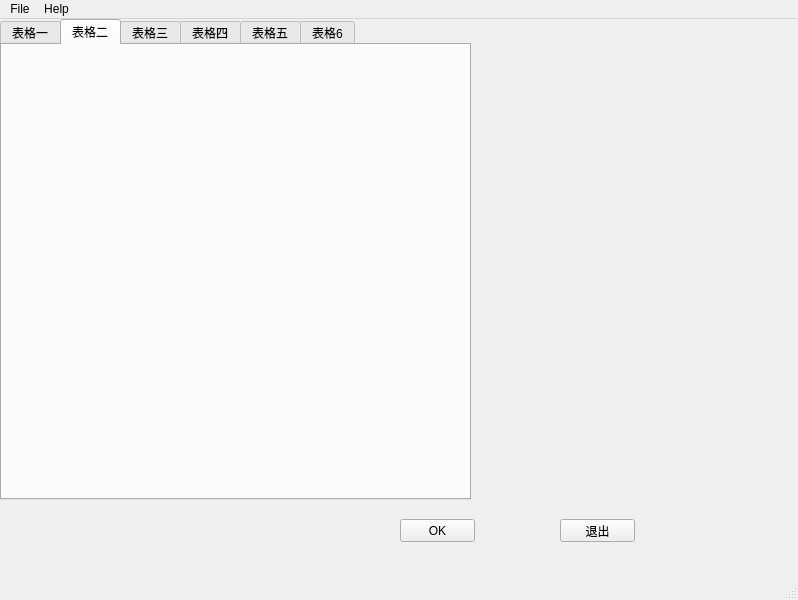
Before: the Qt Designer form TestUi.ui in hotonion/learngit, drawn with Qt 5.
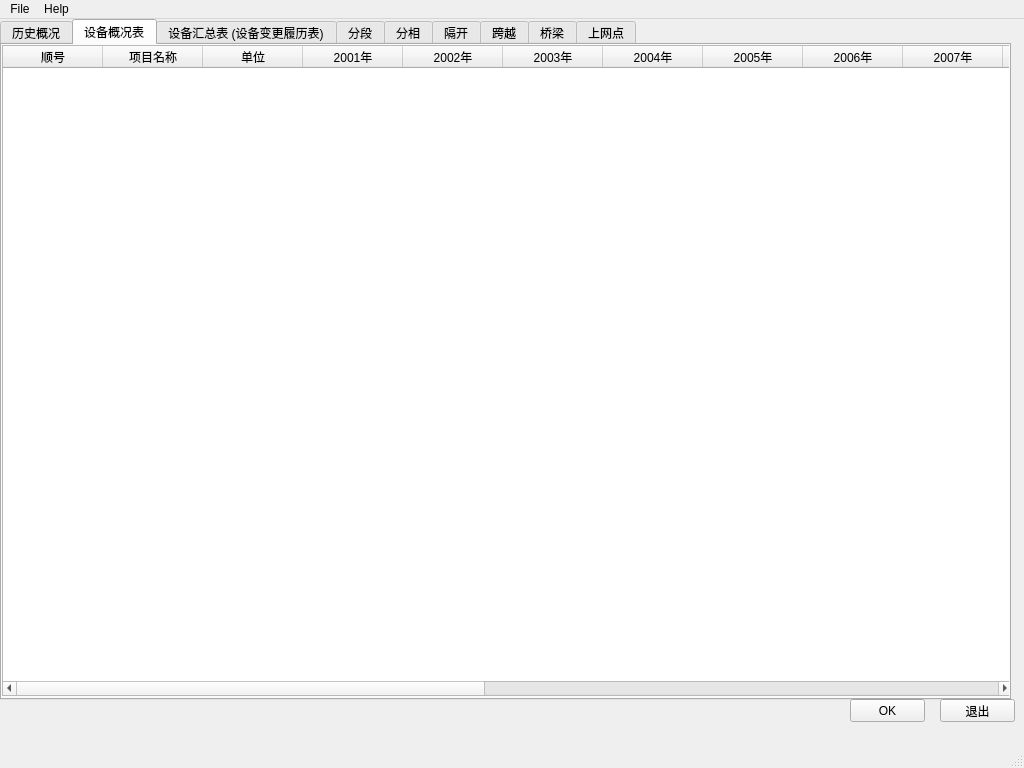
After: the same form once the commit is applied. The open tabs and pages were chosen to show the change.

Diff of the .ui file:
```diff
--- a/TestUi.ui
+++ b/TestUi.ui
@@ -6,8 +6,8 @@
    <rect>
     <x>0</x>
     <y>0</y>
-    <width>798</width>
-    <height>600</height>
+    <width>1024</width>
+    <height>768</height>
    </rect>
   </property>
   <property name="windowTitle">
@@ -17,8 +17,8 @@
    <widget class="QPushButton" name="exitBtn">
     <property name="geometry">
      <rect>
-      <x>560</x>
-      <y>500</y>
+      <x>940</x>
+      <y>680</y>
       <width>75</width>
       <height>23</height>
      </rect>
@@ -30,8 +30,8 @@
    <widget class="QPushButton" name="pushButton">
     <property name="geometry">
      <rect>
-      <x>400</x>
-      <y>500</y>
+      <x>850</x>
+      <y>680</y>
       <width>75</width>
       <height>23</height>
      </rect>
@@ -45,8 +45,8 @@
      <rect>
       <x>0</x>
       <y>0</y>
-      <width>471</width>
-      <height>481</height>
+      <width>1011</width>
+      <height>681</height>
      </rect>
     </property>
     <property name="tabletTracking">
@@ -57,7 +57,7 @@
     </property>
     <widget class="QWidget" name="tab">
      <attribute name="title">
-      <string>表格一</string>
+      <string>历史概况</string>
      </attribute>
      <widget class="QTableWidget" name="tableWidget">
       <property name="geometry">
@@ -98,28 +98,198 @@
     </widget>
     <widget class="QWidget" name="tab_2">
      <attribute name="title">
-      <string>表格二</string>
+      <string>设备概况表</string>
      </attribute>
+     <widget class="QTableWidget" name="tableWidget_2">
+      <property name="geometry">
+       <rect>
+        <x>0</x>
+        <y>0</y>
+        <width>1011</width>
+        <height>651</height>
+       </rect>
+      </property>
+      <column>
+       <property name="text">
+        <string>顺号</string>
+       </property>
+      </column>
+      <column>
+       <property name="text">
+        <string>项目名称</string>
+       </property>
+      </column>
+      <column>
+       <property name="text">
+        <string>单位</string>
+       </property>
+      </column>
+      <column>
+       <property name="text">
+        <string>2001年</string>
+       </property>
+      </column>
+      <column>
+       <property name="text">
+        <string>2002年</string>
+       </property>
+      </column>
+      <column>
+       <property name="text">
+        <string>2003年</string>
+       </property>
+      </column>
+      <column>
+       <property name="text">
+        <string>2004年</string>
+       </property>
+      </column>
+      <column>
+       <property name="text">
+        <string>2005年</string>
+       </property>
+      </column>
+      <column>
+       <property name="text">
+        <string>2006年</string>
+       </property>
+      </column>
+      <column>
+       <property name="text">
+        <string>2007年</string>
+       </property>
+      </column>
+      <column>
+       <property name="text">
+        <string>2008年</string>
+       </property>
+      </column>
+      <column>
+       <property name="text">
+        <string>2009年</string>
+       </property>
+      </column>
+      <column>
+       <property name="text">
+        <string>2010年</string>
+       </property>
+      </column>
+      <column>
+       <property name="text">
+        <string>2011年</string>
+       </property>
+      </column>
+      <column>
+       <property name="text">
+        <string>2012年</string>
+       </property>
+      </column>
+      <column>
+       <property name="text">
+        <string>2013年</string>
+       </property>
+      </column>
+      <column>
+       <property name="text">
+        <string>2014年</string>
+       </property>
+      </column>
+      <column>
+       <property name="text">
+        <string>2015年</string>
+       </property>
+      </column>
+      <column>
+       <property name="text">
+        <string>2016年</string>
+       </property>
+      </column>
+      <column>
+       <property name="text">
+        <string>2017年</string>
+       </property>
+      </column>
+      <column>
+       <property name="text">
+        <string>2018年</string>
+       </property>
+      </column>
+     </widget>
     </widget>
     <widget class="QWidget" name="tab_3">
      <attribute name="title">
-      <string>表格三</string>
+      <string>设备汇总表 (设备变更履历表)</string>
      </attribute>
     </widget>
     <widget class="QWidget" name="tab_4">
      <attribute name="title">
-      <string>表格四</string>
+      <string>分段</string>
      </attribute>
     </widget>
     <widget class="QWidget" name="tab_5">
      <attribute name="title">
-      <string>表格五</string>
+      <string>分相</string>
      </attribute>
     </widget>
     <widget class="QWidget" name="tab_6">
      <attribute name="title">
-      <string>表格6</string>
+      <string>隔开</string>
      </attribute>
+     <widget class="QTableWidget" name="tableWidget_6">
+      <property name="geometry">
+       <rect>
+        <x>0</x>
+        <y>0</y>
+        <width>781</width>
+        <height>481</height>
+       </rect>
+      </property>
+     </widget>
+    </widget>
+    <widget class="QWidget" name="tab_7">
+     <attribute name="title">
+      <string>跨越</string>
+     </attribute>
+     <widget class="QTableWidget" name="tableWidget_7">
+      <property name="geometry">
+       <rect>
+        <x>0</x>
+        <y>0</y>
+        <width>781</width>
+        <height>481</height>
+       </rect>
+      </property>
+     </widget>
+    </widget>
+    <widget class="QWidget" name="tab_8">
+     <attribute name="title">
+      <string>桥梁</string>
+     </attribute>
+     <widget class="QTableWidget" name="tableWidget_8">
+      <property name="geometry">
+       <rect>
+        <x>0</x>
+        <y>0</y>
+        <width>781</width>
+        <height>481</height>
+       </rect>
+      </property>
+     </widget>
+    </widget>
+    <widget class="QWidget" name="tab_9">
+     <attribute name="title">
+      <string>上网点</string>
+     </attribute>
+     <widget class="QTableWidget" name="tableWidget_9">
+      <property name="geometry">
+       <rect>
+        <x>10</x>
+        <y>0</y>
+        <width>781</width>
+        <height>481</height>
+       </rect>
+      </property>
+     </widget>
     </widget>
    </widget>
   </widget>
@@ -128,8 +298,8 @@
     <rect>
      <x>0</x>
      <y>0</y>
-     <width>798</width>
-     <height>23</height>
+     <width>1024</width>
+     <height>26</height>
     </rect>
    </property>
    <property name="nativeMenuBar">
```
Left out of the diff: 114 changed lines with no effect on the pictures.
